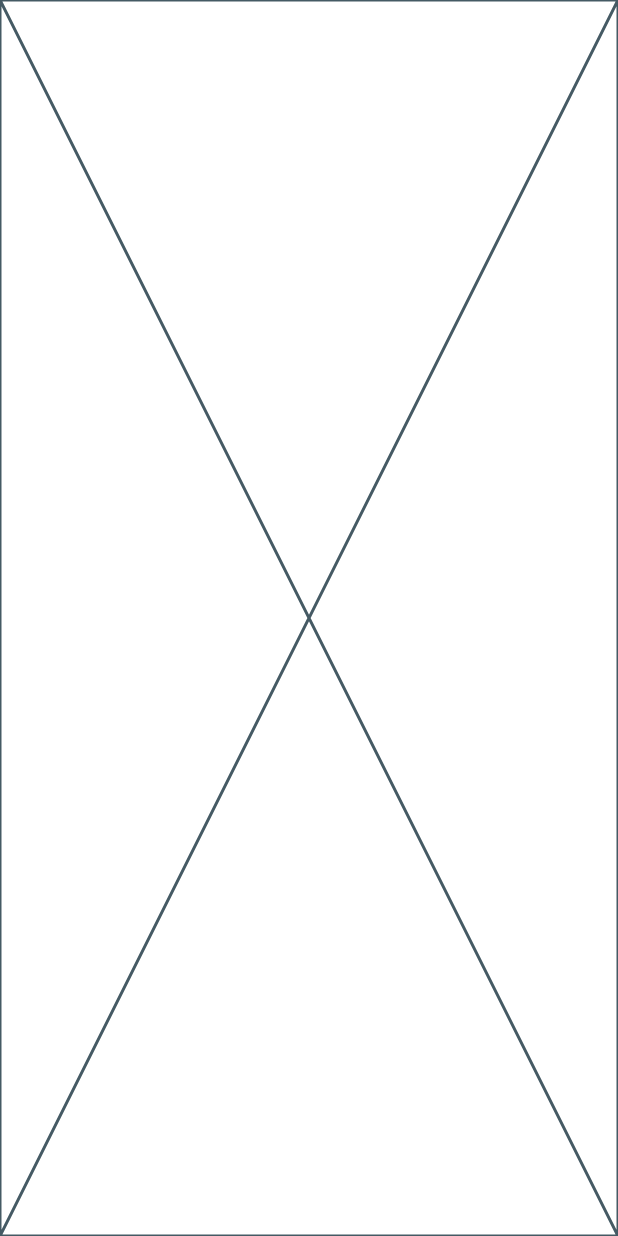
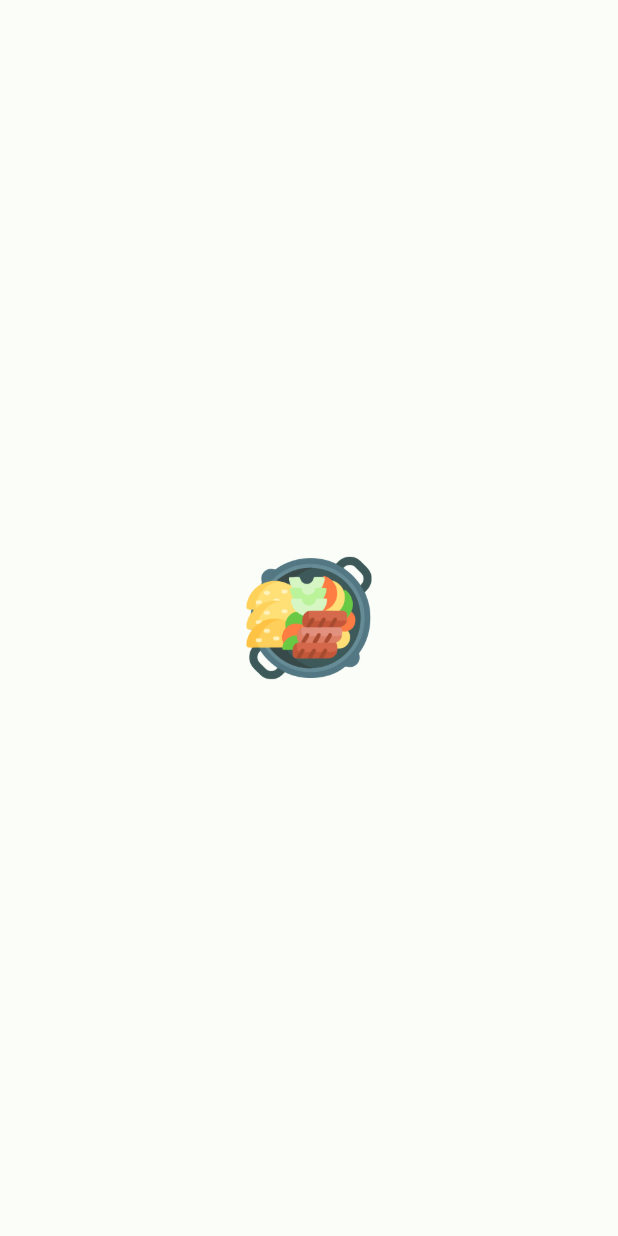
Before and after one commit to beranju/rumah_makan, a Flutter app: the first screen one second after launch, on a phone screen of 412 x 824 dp. Run offline on Flutter 3.47's test engine with Material 3 defaults, Android fonts, the light colour scheme and no system bars; our stand-ins replace google_fonts.

Commit message:
create splash page

```diff
--- /dev/null
+++ b/lib/theme/assets_manager.dart
@@ -0,0 +1,6 @@
+class Images{
+  static const String path = 'assets/images';
+
+  static const String appLogo = "$path/app_logo.png";
+  static const String splashLogo = "$path/splash_logo.png";
+}
--- a/lib/ui/splash_page.dart
+++ b/lib/ui/splash_page.dart
@@ -1,11 +1,49 @@
+import 'dart:async';
+
 import 'package:flutter/material.dart';
+import 'package:rumah_makan/theme/assets_manager.dart';
+import 'package:rumah_makan/ui/home_page.dart';
 
-class SplashPage extends StatelessWidget {
-  static const String routeName ='/splash_page';
+class SplashPage extends StatefulWidget {
+  static const String routeName = '/splash_page';
+
   const SplashPage({super.key});
 
   @override
+  State<SplashPage> createState() => _SplashPageState();
+}
+
+class _SplashPageState extends State<SplashPage> {
+  @override
+  void initState() {
+    super.initState();
+    _navigateToHome();
+  }
+
+  Future<Timer> _navigateToHome() async {
+    const second = 3;
+    const duration = Duration(seconds: second);
+    return Timer(duration, () {
+      Navigator.pushReplacementNamed(context, HomePage.routeName);
+    });
+  }
+
+  @override
   Widget build(BuildContext context) {
-    return const Placeholder();
+    return Container(
+      color: Theme.of(context).colorScheme.surface,
+      child: Center(
+        child: Container(
+          width: 200.0,
+          height: 200.0,
+          decoration: const BoxDecoration(
+            image: DecorationImage(
+              image: AssetImage(Images.splashLogo),
+              fit: BoxFit.cover,
+            ),
+          ),
+        ),
+      ),
+    );
   }
 }
--- a/pubspec.yaml
+++ b/pubspec.yaml
@@ -60,9 +60,8 @@ flutter:
   uses-material-design: true
 
   # To add assets to your application, add an assets section, like this:
-  # assets:
-  #   - images/a_dot_burr.jpeg
-  #   - images/a_dot_ham.jpeg
+  assets:
+    - assets/images/
 
   # An image asset can refer to one or more resolution-specific "variants", see
   # https://flutter.dev/assets-and-images/#resolution-aware
```
Also changed, not shown: assets/images/app_logo.png (added), assets/images/splash_logo.png (added).
